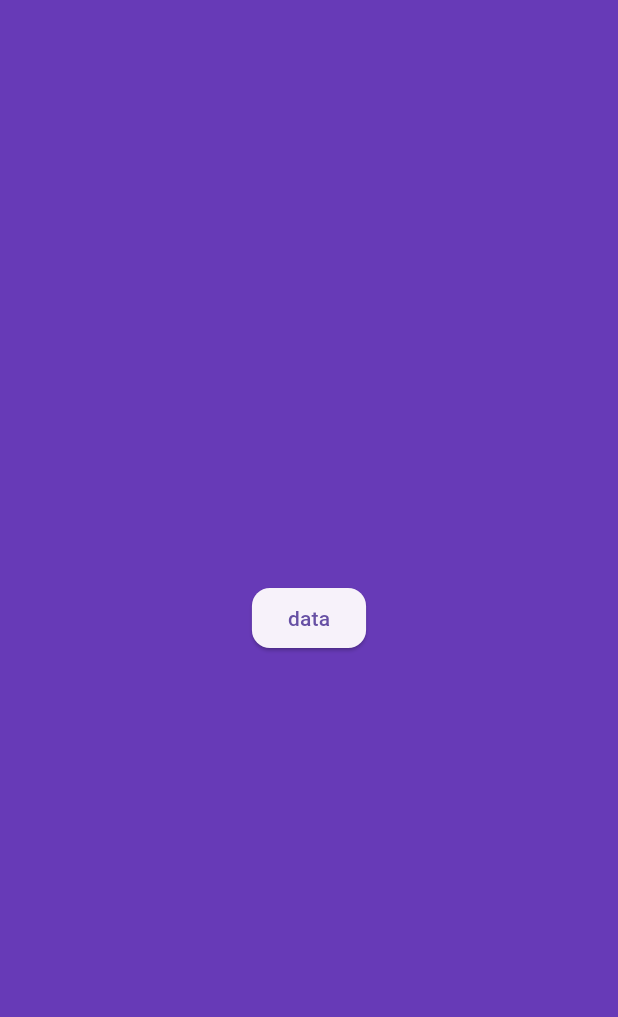
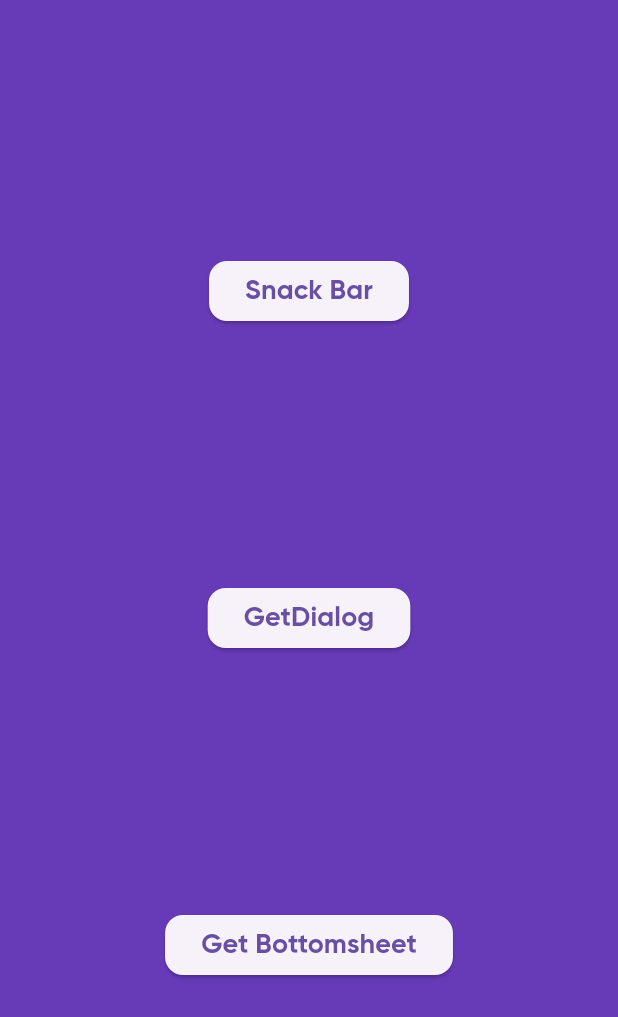
Before and after one commit to dani-96-sh/getx_new_version, a Flutter app: the screen it shows after launch, on a phone screen of 412 x 824 dp. Shown: the top 1017 px of the screen. Run offline on Flutter 3.47's test engine with Material 3 defaults, Android fonts, the phone set to English and light mode, and no system bars; our stand-ins replace get.

Commit message:
add snackbar bottom sheet and dialog

```diff
--- /dev/null
+++ b/lib/app/data/Global/global_function.dart
@@ -0,0 +1,62 @@
+import 'package:flutter/material.dart';
+import 'package:get/get.dart';
+
+class GlobalFunction {
+  SnackbarController getSnackbar() {
+    return Get.snackbar(
+      '',
+      '',
+      titleText: Text(
+        'درست شد',
+        textAlign: TextAlign.end,
+        style: TextStyle(fontFamily: 'Dana', fontSize: 18),
+      ),
+      messageText: Text(
+        'کار میکند',
+        textAlign: TextAlign.end,
+
+        style: TextStyle(fontFamily: 'Dana', fontSize: 18),
+      ),
+      icon: Icon(Icons.alarm, size: 40),
+      shouldIconPulse: true,
+      reverseAnimationCurve: Curves.bounceIn,
+      borderRadius: 8,
+      dismissDirection: DismissDirection.horizontal,
+      backgroundColor: Colors.amber,
+      snackPosition: SnackPosition.TOP,
+    );
+  }
+
+  Future getDialog() {
+    return Get.defaultDialog(
+      title: 'Hello',
+      content: Text('How Are You?'),
+      confirm: ElevatedButton(
+        style: ElevatedButton.styleFrom(
+          shape: RoundedRectangleBorder(
+            borderRadius: BorderRadius.circular(12),
+          ),
+        ),
+        onPressed: () {
+          Get.back();
+        },
+        child: Text('ok'),
+      ),
+    );
+  }
+
+  Future getbottomsheet() {
+    return Get.bottomSheet(
+      Draggable(
+        feedback: Text('fuck you'),
+        child: BottomSheet(
+          backgroundColor: Colors.white,
+          onClosing: () {},
+          builder: (context) {
+            return SizedBox(height: 400, child: Column(children: [ListTile()]));
+          },
+        ),
+      ),
+    );
+  }
+}
--- a/lib/main.dart
+++ b/lib/main.dart
@@ -1,5 +1,6 @@
 import 'package:flutter/material.dart';
 import 'package:get/get.dart';
+import 'package:new_getx_version/app/data/Global/global_function.dart';
 
 void main() {
   runApp(const MyApp());
@@ -20,37 +21,52 @@ class _MyAppState extends State<MyApp> {
       home: Scaffold(
         backgroundColor: Colors.deepPurple,
         body: Center(
-          child: ElevatedButton(
+          child: Column(
+            mainAxisAlignment: MainAxisAlignment.spaceEvenly,
+            children: [
+              ElevatedButton(
                 style: ElevatedButton.styleFrom(
                   shape: RoundedRectangleBorder(
                     borderRadius: BorderRadius.circular(12),
                   ),
                 ),
                 onPressed: () {
-              Get.snackbar(
-                '',
-                '',
-                titleText: Text(
-                  'درست شد',
-                  textAlign: TextAlign.end,
-                  style: TextStyle(fontFamily: 'Dana', fontSize: 18),
+                  GlobalFunction().getSnackbar();
+                },
+                child: Text(
+                  'Snack Bar',
+                  style: TextStyle(fontFamily: 'GB', fontSize: 18),
                 ),
-                messageText: Text(
-                  'کار میکند',
-                  textAlign: TextAlign.end,
-
-                  style: TextStyle(fontFamily: 'Dana', fontSize: 18),
               ),
-                icon: Icon(Icons.alarm, size: 45),
-                shouldIconPulse: true,
-                reverseAnimationCurve: Curves.bounceIn,
-                borderRadius: 8,
-                dismissDirection: DismissDirection.horizontal,
-                backgroundColor: Colors.amber,
-                snackPosition: SnackPosition.TOP,
-              );
+              ElevatedButton(
+                style: ElevatedButton.styleFrom(
+                  shape: RoundedRectangleBorder(
+                    borderRadius: BorderRadius.circular(12),
+                  ),
+                ),
+                onPressed: () {
+                  GlobalFunction().getDialog();
                 },
-            child: Text('data'),
+                child: Text(
+                  'GetDialog',
+                  style: TextStyle(fontFamily: 'GB', fontSize: 18),
+                ),
+              ),
+              ElevatedButton(
+                style: ElevatedButton.styleFrom(
+                  shape: RoundedRectangleBorder(
+                    borderRadius: BorderRadius.circular(12),
+                  ),
+                ),
+                onPressed: () {
+                  GlobalFunction().getbottomsheet();
+                },
+                child: Text(
+                  'Get Bottomsheet',
+                  style: TextStyle(fontFamily: 'GB', fontSize: 18),
+                ),
+              ),
+            ],
           ),
         ),
       ),
--- a/pubspec.yaml
+++ b/pubspec.yaml
@@ -82,6 +82,11 @@ flutter:
     - family: SM
       fonts:
         - asset: fonts/ShabnamMedium.ttf
+
+    - family: GB
+      fonts:
+        - asset: fonts/GilroyBold.ttf
+
   #   - family: Trajan Pro
   #     fonts:
   #       - asset: fonts/TrajanPro.ttf
```
Lines whose indentation alone changed are shown as unchanged.
